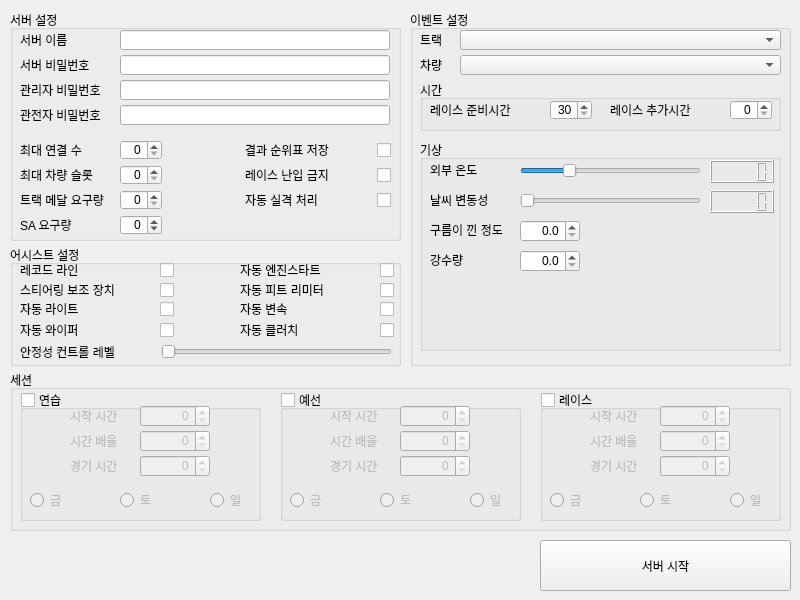
Qt form ACC_Dedicated_Server_GUI.ui (mhoow6/ACCservermanager) before a commit.
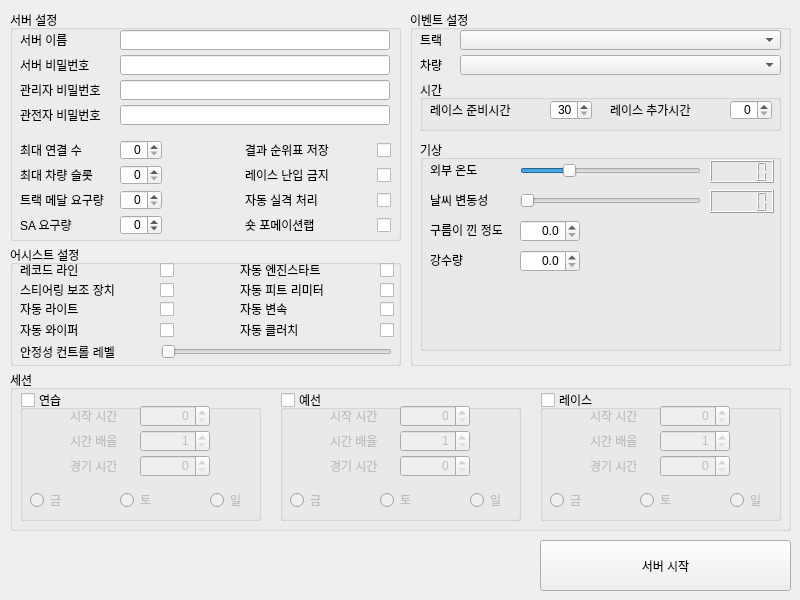
The same form after that commit. Icons and pictures are not drawn.

Commit message: - 숏 포메이션랩 체크박스 추가 - 시작시간, 시간배율, 경기시간 범위 지정

```diff
--- a/ACC_Dedicated_Server_GUI.ui
+++ b/ACC_Dedicated_Server_GUI.ui
@@ -328,6 +328,32 @@
       <string>최대 연결 수</string>
      </property>
     </widget>
+    <widget class="QLabel" name="label_shortFormationLap">
+     <property name="geometry">
+      <rect>
+       <x>235</x>
+       <y>205</y>
+       <width>90</width>
+       <height>20</height>
+      </rect>
+     </property>
+     <property name="text">
+      <string>숏 포메이션랩</string>
+     </property>
+    </widget>
+    <widget class="QCheckBox" name="checkBox_shortFormationLap">
+     <property name="geometry">
+      <rect>
+       <x>367</x>
+       <y>205</y>
+       <width>20</width>
+       <height>20</height>
+      </rect>
+     </property>
+     <property name="text">
+      <string/>
+     </property>
+    </widget>
    </widget>
    <widget class="QGroupBox" name="groupBox_event">
     <property name="geometry">
@@ -997,6 +1023,12 @@
       <property name="alignment">
        <set>Qt::AlignRight|Qt::AlignTrailing|Qt::AlignVCenter</set>
       </property>
+      <property name="minimum">
+       <number>1</number>
+      </property>
+      <property name="maximum">
+       <number>24</number>
+      </property>
      </widget>
      <widget class="QLabel" name="label_practice_sessionDurationMinutes">
       <property name="geometry">
@@ -1172,6 +1204,12 @@
       <property name="alignment">
        <set>Qt::AlignRight|Qt::AlignTrailing|Qt::AlignVCenter</set>
       </property>
+      <property name="minimum">
+       <number>1</number>
+      </property>
+      <property name="maximum">
+       <number>24</number>
+      </property>
      </widget>
      <widget class="QLabel" name="label_qualify_sessionDurationMinutes">
       <property name="geometry">
@@ -1347,6 +1385,12 @@
       <property name="alignment">
        <set>Qt::AlignRight|Qt::AlignTrailing|Qt::AlignVCenter</set>
       </property>
+      <property name="minimum">
+       <number>1</number>
+      </property>
+      <property name="maximum">
+       <number>24</number>
+      </property>
      </widget>
      <widget class="QLabel" name="label_race_sessionDurationMinutes">
       <property name="geometry">
```
Left out of the diff: 18 changed lines with no effect on the pictures. The commit also changes 1 other file.
